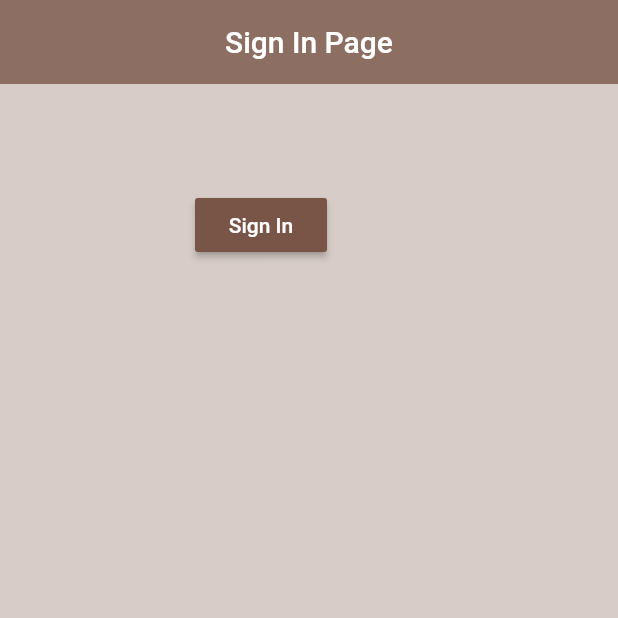
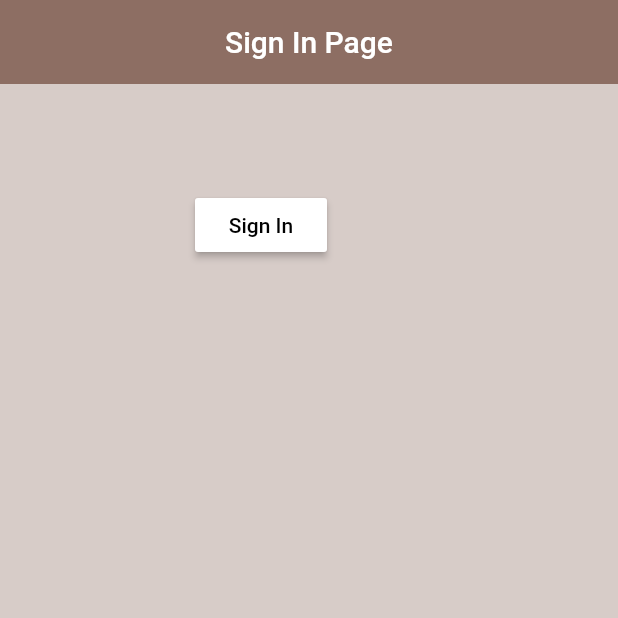
Before and after one commit to clintonksang/flutter-auth-base, a Flutter app: the screen it shows after launch, after a tap on "Sign In", on a phone screen of 412 x 824 dp, the top half of it. Run offline on Flutter 3.47's test engine with Material 2 defaults, Android fonts, the phone set to English and light mode, and no system bars; our stand-ins replace firebase_auth; accounts and stored records are empty; network calls fail.

Commit message:
1st commit

```diff
--- a/lib/Screens/Authenticate/sign_in.dart
+++ b/lib/Screens/Authenticate/sign_in.dart
@@ -20,13 +20,13 @@ final AuthService _auth = AuthService();
       body: Container(
         padding: EdgeInsets.symmetric(vertical: 70, horizontal: 130),
         child:
-        RaisedButton(color: Colors.brown[500],
+        RaisedButton(color: Colors.white,
         child: Text('Sign In'),
-        textColor: Colors.white,
+        textColor: Colors.black,
 
          onPressed:() async  {
          dynamic result =  await _auth.signInAnon();
-        if ( result  == null) {
+        if ( result  == false) {
 
           print('error signing in');
 
```
Also changed, not shown: lib/models/user.dart (added).
